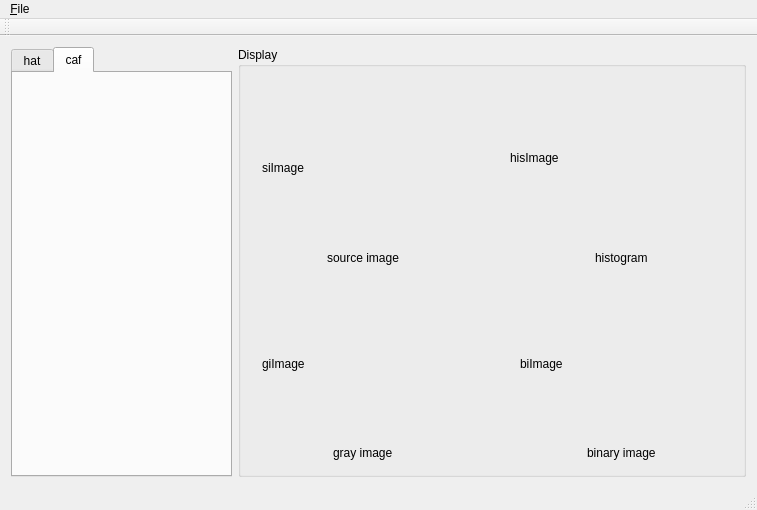
retaw106/jimbox, file jimbox.ui: the form before one commit.
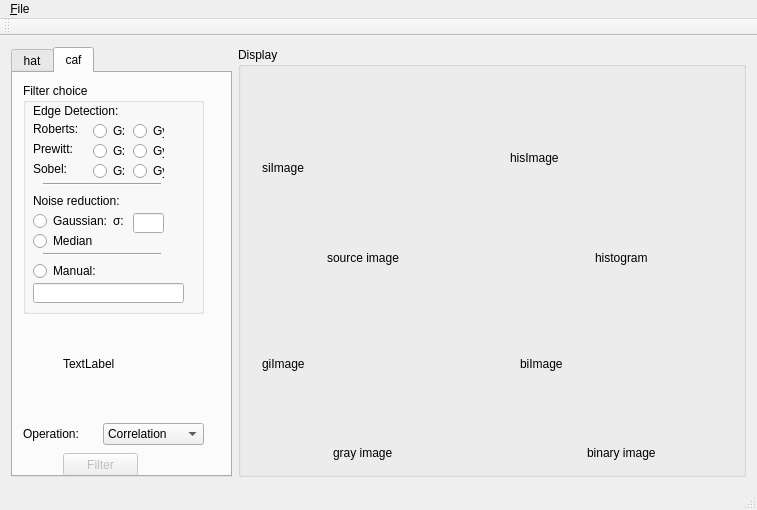
The form after the commit. The open tabs and pages were chosen to show the change.

Patch:
```diff
--- a/jimbox.ui
+++ b/jimbox.ui
@@ -190,6 +190,325 @@
        <attribute name="title">
         <string>caf</string>
        </attribute>
+       <widget class="QLabel" name="kernelLabel">
+        <property name="geometry">
+         <rect>
+          <x>50</x>
+          <y>250</y>
+          <width>101</width>
+          <height>81</height>
+         </rect>
+        </property>
+        <property name="text">
+         <string>TextLabel</string>
+        </property>
+        <property name="scaledContents">
+         <bool>true</bool>
+        </property>
+       </widget>
+       <widget class="QComboBox" name="filterChoice">
+        <property name="geometry">
+         <rect>
+          <x>90</x>
+          <y>350</y>
+          <width>101</width>
+          <height>22</height>
+         </rect>
+        </property>
+        <item>
+         <property name="text">
+          <string>Correlation</string>
+         </property>
+        </item>
+        <item>
+         <property name="text">
+          <string>Convolution</string>
+         </property>
+        </item>
+       </widget>
+       <widget class="QLabel" name="opeLabel">
+        <property name="geometry">
+         <rect>
+          <x>10</x>
+          <y>350</y>
+          <width>71</width>
+          <height>21</height>
+         </rect>
+        </property>
+        <property name="text">
+         <string>Operation:</string>
+        </property>
+       </widget>
+       <widget class="QPushButton" name="filterButton">
+        <property name="enabled">
+         <bool>false</bool>
+        </property>
+        <property name="geometry">
+         <rect>
+          <x>50</x>
+          <y>380</y>
+          <width>75</width>
+          <height>23</height>
+         </rect>
+        </property>
+        <property name="text">
+         <string>Filter</string>
+        </property>
+       </widget>
+       <widget class="QGroupBox" name="groupBox">
+        <property name="geometry">
+         <rect>
+          <x>10</x>
+          <y>10</y>
+          <width>181</width>
+          <height>231</height>
+         </rect>
+        </property>
+        <property name="title">
+         <string>Filter choice</string>
+        </property>
+        <widget class="QRadioButton" name="manualfilButton">
+         <property name="geometry">
+          <rect>
+           <x>10</x>
+           <y>180</y>
+           <width>89</width>
+           <height>16</height>
+          </rect>
+         </property>
+         <property name="text">
+          <string>Manual:</string>
+         </property>
+        </widget>
+        <widget class="QRadioButton" name="medianButton">
+         <property name="geometry">
+          <rect>
+           <x>10</x>
+           <y>150</y>
+           <width>89</width>
+           <height>16</height>
+          </rect>
+         </property>
+         <property name="text">
+          <string>Median</string>
+         </property>
+        </widget>
+        <widget class="QLabel" name="label">
+         <property name="geometry">
+          <rect>
+           <x>10</x>
+           <y>20</y>
+           <width>111</width>
+           <height>16</height>
+          </rect>
+         </property>
+         <property name="text">
+          <string>Edge Detection:</string>
+         </property>
+        </widget>
+        <widget class="QRadioButton" name="gaussianButton">
+         <property name="geometry">
+          <rect>
+           <x>10</x>
+           <y>130</y>
+           <width>81</width>
+           <height>16</height>
+          </rect>
+         </property>
+         <property name="text">
+          <string>Gaussian:</string>
+         </property>
+        </widget>
+        <widget class="QLabel" name="label_2">
+         <property name="geometry">
+          <rect>
+           <x>10</x>
+           <y>110</y>
+           <width>101</width>
+           <height>16</height>
+          </rect>
+         </property>
+         <property name="text">
+          <string>Noise reduction:</string>
+         </property>
+        </widget>
+        <widget class="QLabel" name="label_3">
+         <property name="geometry">
+          <rect>
+           <x>10</x>
+           <y>40</y>
+           <width>54</width>
+           <height>12</height>
+          </rect>
+         </property>
+         <property name="text">
+          <string>Roberts:</string>
+         </property>
+        </widget>
+        <widget class="QLabel" name="label_4">
+         <property name="geometry">
+          <rect>
+           <x>10</x>
+           <y>60</y>
+           <width>54</width>
+           <height>12</height>
+          </rect>
+         </property>
+         <property name="text">
+          <string>Prewitt:</string>
+         </property>
+        </widget>
+        <widget class="QLabel" name="label_5">
+         <property name="geometry">
+          <rect>
+           <x>10</x>
+           <y>80</y>
+           <width>54</width>
+           <height>12</height>
+          </rect>
+         </property>
+         <property name="text">
+          <string>Sobel:</string>
+         </property>
+        </widget>
+        <widget class="QRadioButton" name="robertsxButton">
+         <property name="geometry">
+          <rect>
+           <x>70</x>
+           <y>40</y>
+           <width>31</width>
+           <height>16</height>
+          </rect>
+         </property>
+         <property name="text">
+          <string>Gx</string>
+         </property>
+        </widget>
+        <widget class="QRadioButton" name="robertsyButton">
+         <property name="geometry">
+          <rect>
+           <x>110</x>
+           <y>40</y>
+           <width>31</width>
+           <height>16</height>
+          </rect>
+         </property>
+         <property name="text">
+          <string>Gy</string>
+         </property>
+        </widget>
+        <widget class="QRadioButton" name="prewittyButton">
+         <property name="geometry">
+          <rect>
+           <x>110</x>
+           <y>60</y>
+           <width>31</width>
+           <height>16</height>
+          </rect>
+         </property>
+         <property name="text">
+          <string>Gy</string>
+         </property>
+        </widget>
+        <widget class="QRadioButton" name="prewittxButton">
+         <property name="geometry">
+          <rect>
+           <x>70</x>
+           <y>60</y>
+           <width>31</width>
+           <height>16</height>
+          </rect>
+         </property>
+         <property name="text">
+          <string>Gx</string>
+         </property>
+        </widget>
+        <widget class="QRadioButton" name="sobelyButton">
+         <property name="geometry">
+          <rect>
+           <x>110</x>
+           <y>80</y>
+           <width>31</width>
+           <height>16</height>
+          </rect>
+         </property>
+         <property name="text">
+          <string>Gy</string>
+         </property>
+        </widget>
+        <widget class="QRadioButton" name="sobelxButton">
+         <property name="geometry">
+          <rect>
+           <x>70</x>
+           <y>80</y>
+           <width>31</width>
+           <height>16</height>
+          </rect>
+         </property>
+         <property name="text">
+          <string>Gx</string>
+         </property>
+        </widget>
+        <widget class="QLabel" name="label_6">
+         <property name="geometry">
+          <rect>
+           <x>90</x>
+           <y>130</y>
+           <width>21</width>
+           <height>16</height>
+          </rect>
+         </property>
+         <property name="text">
+          <string>σ:</string>
+         </property>
+        </widget>
+        <widget class="QLineEdit" name="lineEdit">
+         <property name="geometry">
+          <rect>
+           <x>110</x>
+           <y>130</y>
+           <width>31</width>
+           <height>20</height>
+          </rect>
+         </property>
+        </widget>
+        <widget class="Line" name="line">
+         <property name="geometry">
+          <rect>
+           <x>20</x>
+           <y>100</y>
+           <width>118</width>
+           <height>3</height>
+          </rect>
+         </property>
+         <property name="orientation">
+          <enum>Qt::Horizontal</enum>
+         </property>
+        </widget>
+        <widget class="Line" name="line_2">
+         <property name="geometry">
+          <rect>
+           <x>20</x>
+           <y>170</y>
+           <width>118</width>
+           <height>3</height>
+          </rect>
+         </property>
+         <property name="orientation">
+          <enum>Qt::Horizontal</enum>
+         </property>
+        </widget>
+        <widget class="QLineEdit" name="lineEdit_2">
+         <property name="geometry">
+          <rect>
+           <x>10</x>
+           <y>200</y>
+           <width>151</width>
+           <height>20</height>
+          </rect>
+         </property>
+        </widget>
+       </widget>
       </widget>
      </widget>
     </item>
```
Left out of the diff: 6 changed lines with no effect on the pictures.
